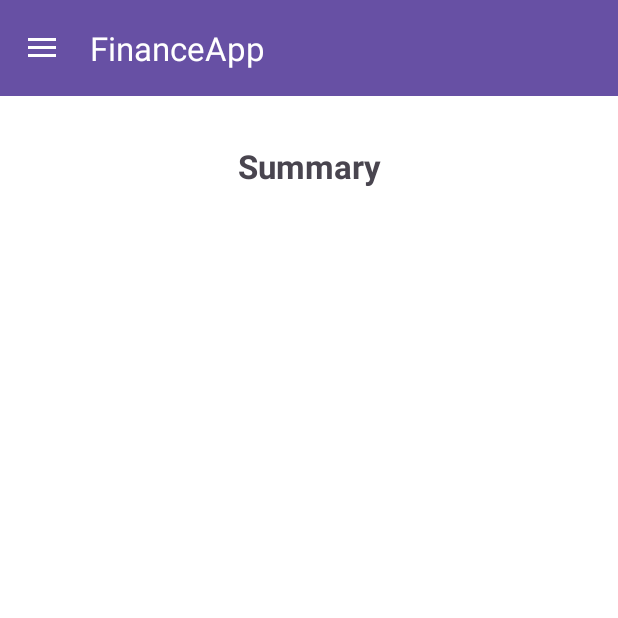
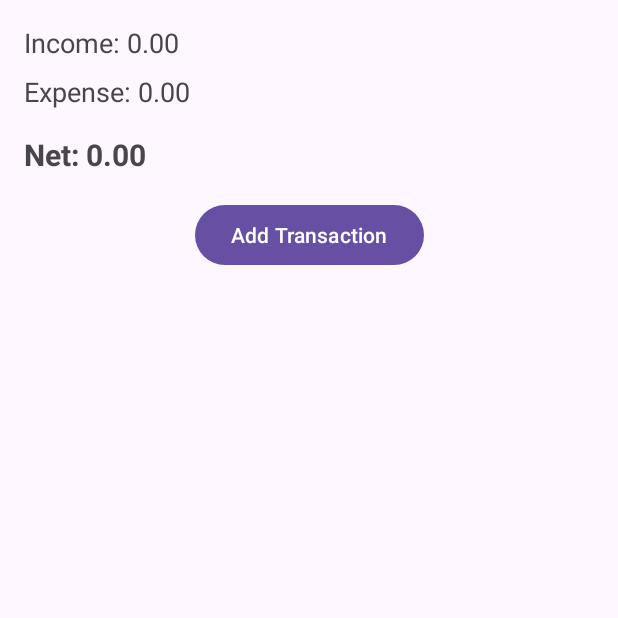
Before and after one commit to AhsanRida/SQLiteNEW, an Android app: the WelcomeActivity screen opened directly, with no data from a screen before it, on a phone screen of 412 x 824 dp, the top half of it. Run offline under Robolectric (Android 15) with nearby library versions, the phone set to English and light mode, and no system bars.

Commit message:
work done by 10/6

```diff
--- a/app/src/main/AndroidManifest.xml
+++ b/app/src/main/AndroidManifest.xml
@@ -28,6 +28,7 @@
     <!-- Other Activities -->
     <activity android:name=".SignUpActivity" android:exported="false"/>
     <activity android:name=".WelcomeActivity" android:exported="false"/>
+        <activity android:name=".AddTransactionActivity" android:exported="false"/>
 
 
     </application>
--- a/app/src/main/java/com/example/myapplication/ListActivity.java
+++ b/app/src/main/java/com/example/myapplication/ListActivity.java
@@ -1,4 +1,6 @@
 package com.example.myapplication;
 
 public class ListActivity {
+
+
 }
--- a/app/src/main/java/com/example/myapplication/MainActivity.java
+++ b/app/src/main/java/com/example/myapplication/MainActivity.java
@@ -22,17 +22,13 @@ public class MainActivity extends AppCompatActivity {
 
         Intent intent;
         if (userId > 0) {
-            // user already signed in -> go to dashboard/welcome
             intent = new Intent(MainActivity.this, WelcomeActivity.class);
         } else {
-            // no user -> open login screen
             intent = new Intent(MainActivity.this, LoginActivity.class);
         }
 
-        // Clear backstack so user cannot navigate back to this splash
         intent.setFlags(Intent.FLAG_ACTIVITY_NEW_TASK | Intent.FLAG_ACTIVITY_CLEAR_TASK);
         startActivity(intent);
-        // finish MainActivity so it doesn't remain
         finish();
     }
 }
--- a/app/src/main/java/com/example/myapplication/SignUpActivity.java
+++ b/app/src/main/java/com/example/myapplication/SignUpActivity.java
@@ -59,6 +59,10 @@ public class SignUpActivity extends AppCompatActivity {
             editor.putBoolean("isLoggedIn", true);
             editor.apply();
 
+            long fakeUserId = System.currentTimeMillis() % 1000000L;
+            sharedPreferences.edit().putLong("user_id", fakeUserId).apply();
+            getSharedPreferences("app_prefs", MODE_PRIVATE).edit().putLong("user_id", fakeUserId).apply();
+
             Toast.makeText(this, "Sign up successful!", Toast.LENGTH_SHORT).show();
             startActivity(new Intent(SignUpActivity.this, WelcomeActivity.class));
             finish();
--- /dev/null
+++ b/app/src/main/java/com/example/myapplication/TransactionAdapter.java
@@ -0,0 +1,53 @@
+package com.example.myapplication;
+
+import android.content.Context;
+import android.view.LayoutInflater;
+import android.view.View;
+import android.view.ViewGroup;
+import android.widget.TextView;
+import androidx.recyclerview.widget.RecyclerView;
+
+import java.text.SimpleDateFormat;
+import java.util.Date;
+import java.util.List;
+import java.util.Locale;
+
+public class TransactionAdapter extends RecyclerView.Adapter<TransactionAdapter.VH> {
+
+    private List<Transaction> transactions;
+    private Context ctx;
+
+    public TransactionAdapter(Context ctx) { this.ctx = ctx; }
+
+    public void setTransactions(List<Transaction> txns) {
+        this.transactions = txns;
+        notifyDataSetChanged();
+    }
+
+    @Override
+    public VH onCreateViewHolder(ViewGroup parent, int viewType) {
+        View v = LayoutInflater.from(ctx).inflate(android.R.layout.simple_list_item_2, parent, false);
+        return new VH(v);
+    }
+
+    @Override
+    public void onBindViewHolder(VH holder, int position) {
+        Transaction t = transactions.get(position);
+        holder.title.setText((t.isExpense() ? "-" : "+") + String.format(Locale.getDefault(),"%.2f", t.getAmount()));
+        String note = t.getNote() == null ? "" : t.getNote();
+        SimpleDateFormat sdf = new SimpleDateFormat("yyyy-MM-dd HH:mm", Locale.getDefault());
+        holder.sub.setText(note + " • " + sdf.format(new Date(t.getTimestamp())));
+    }
+
+    @Override
+    public int getItemCount() { return transactions == null ? 0 : transactions.size(); }
+
+    static class VH extends RecyclerView.ViewHolder {
+        TextView title, sub;
+        VH(View v) {
+            super(v);
+            title = v.findViewById(android.R.id.text1);
+            sub = v.findViewById(android.R.id.text2);
+        }
+    }
+}
--- a/app/src/main/java/com/example/myapplication/WelcomeActivity.java
+++ b/app/src/main/java/com/example/myapplication/WelcomeActivity.java
@@ -1,66 +1,81 @@
 package com.example.myapplication;
 
+import android.content.Intent;
+import android.content.SharedPreferences;
 import android.os.Bundle;
+import android.widget.Button;
 import android.widget.TextView;
-import androidx.appcompat.app.ActionBarDrawerToggle;
+
 import androidx.appcompat.app.AppCompatActivity;
-import androidx.appcompat.widget.Toolbar;
-import androidx.core.view.GravityCompat;
-import androidx.drawerlayout.widget.DrawerLayout;
+import androidx.recyclerview.widget.LinearLayoutManager;
+import androidx.recyclerview.widget.RecyclerView;
 
-import com.google.android.material.navigation.NavigationView;
+import java.util.Calendar;
+import java.util.List;
 
 public class WelcomeActivity extends AppCompatActivity {
 
-    private DrawerLayout drawerLayout;
-    private NavigationView navigationView;
-    private Toolbar toolbar;
-    private TextView greetingText;
-    private ActionBarDrawerToggle toggle;
+    TextView tvTotalIncome, tvTotalExpense, tvNet;
+    Button btnAddTxn;
+    RecyclerView rvRecent;
+    DBHelper dbHelper;
+    TransactionAdapter adapter;
+    long userId;
 
     @Override
     protected void onCreate(Bundle savedInstanceState) {
         super.onCreate(savedInstanceState);
         setContentView(R.layout.activity_welcome);
 
-        // Find views
-        drawerLayout = findViewById(R.id.drawer_layout);
-        navigationView = findViewById(R.id.nav_view);
-        toolbar = findViewById(R.id.toolbar);
-        greetingText = findViewById(R.id.greetingText);
+        tvTotalIncome = findViewById(R.id.tvTotalIncome);
+        tvTotalExpense = findViewById(R.id.tvTotalExpense);
+        tvNet = findViewById(R.id.tvNet);
+        btnAddTxn = findViewById(R.id.btnAddTxn);
+        rvRecent = findViewById(R.id.rvRecent);
 
-        // Set toolbar as action bar
-        setSupportActionBar(toolbar);
+        dbHelper = new DBHelper(this);
+        SharedPreferences prefs = getSharedPreferences("app_prefs", MODE_PRIVATE);
+        userId = prefs.getLong("user_id", -1L);
 
-        // Setup drawer toggle (hamburger icon)
-        toggle = new ActionBarDrawerToggle(this, drawerLayout, toolbar,
-                R.string.navigation_drawer_open, R.string.navigation_drawer_close);
-        drawerLayout.addDrawerListener(toggle);
-        toggle.syncState();
+        btnAddTxn.setOnClickListener(v -> startActivity(new Intent(WelcomeActivity.this, AddTransactionActivity.class)));
 
-        // Handle menu item clicks
-        navigationView.setNavigationItemSelectedListener(item -> {
-            int id = item.getItemId();
-            if (id == R.id.nav_summary) {
-                greetingText.setText("Summary");
-            } else if (id == R.id.nav_expenses) {
-                greetingText.setText("Expenses");
-            } else if (id == R.id.nav_budgeting) {
-                greetingText.setText("Budgeting");
-            }
-
-            // Close drawer after selection
-            drawerLayout.closeDrawer(GravityCompat.START);
-            return true;
-        });
+        rvRecent.setLayoutManager(new LinearLayoutManager(this));
+        adapter = new TransactionAdapter(this);
+        rvRecent.setAdapter(adapter);
     }
 
-//    @Override
-//    public void onBackPressed() {
-//        if (drawerLayout.isDrawerOpen(GravityCompat.START)) {
-//            drawerLayout.closeDrawer(GravityCompat.START);
-//        } else {
-//            super.onBackPressed();
-//        }
-//    }
+    @Override
+    protected void onResume() {
+        super.onResume();
+        refreshDashboard();
+    }
+
+    private void refreshDashboard() {
+        if (userId < 0) return;
+
+        Calendar start = Calendar.getInstance();
+        start.set(Calendar.DAY_OF_MONTH, 1);
+        start.set(Calendar.HOUR_OF_DAY, 0); start.set(Calendar.MINUTE, 0); start.set(Calendar.SECOND, 0); start.set(Calendar.MILLISECOND, 0);
+        long fromTs = start.getTimeInMillis();
+
+        Calendar end = Calendar.getInstance();
+        end.set(Calendar.HOUR_OF_DAY, 23); end.set(Calendar.MINUTE, 59); end.set(Calendar.SECOND, 59); end.set(Calendar.MILLISECOND, 999);
+        long toTs = end.getTimeInMillis();
+
+        double net = dbHelper.getNetProfit(userId, fromTs, toTs);
+
+        List<Transaction> list = dbHelper.getTransactions(userId, fromTs, toTs);
+        double income = 0.0, expense = 0.0;
+        for (Transaction t : list) {
+            if (t.isExpense()) expense += t.getAmount();
+            else income += t.getAmount();
+        }
+        tvTotalIncome.setText(String.format("Income: %.2f", income));
+        tvTotalExpense.setText(String.format("Expense: %.2f", expense));
+        tvNet.setText(String.format("Net: %.2f", net));
+
+        long thirtyDaysAgo = System.currentTimeMillis() - (30L * 24 * 60 * 60 * 1000);
+        List<Transaction> recent = dbHelper.getTransactions(userId, thirtyDaysAgo, System.currentTimeMillis());
+        adapter.setTransactions(recent);
+    }
 }
--- a/app/src/main/res/layout/activity_welcome.xml
+++ b/app/src/main/res/layout/activity_welcome.xml
@@ -1,49 +1,43 @@
 <?xml version="1.0" encoding="utf-8"?>
-<androidx.drawerlayout.widget.DrawerLayout xmlns:android="http://schemas.android.com/apk/res/android"
-    xmlns:app="http://schemas.android.com/apk/res-auto"
-    android:id="@+id/drawer_layout"
-    android:layout_width="match_parent"
-    android:layout_height="match_parent">
+<androidx.constraintlayout.widget.ConstraintLayout
+    xmlns:android="http://schemas.android.com/apk/res/android" xmlns:app="http://schemas.android.com/apk/res-auto"
+    android:layout_width="match_parent" android:layout_height="match_parent">
 
-    <!-- Main content -->
-    <androidx.constraintlayout.widget.ConstraintLayout
-        android:layout_width="match_parent"
-        android:layout_height="match_parent"
-        android:background="@android:color/white">
+    <TextView
+        android:id="@+id/tvTotalIncome"
+        android:layout_width="0dp" android:layout_height="wrap_content"
+        android:text="Income: 0.00" android:textSize="18sp"
+        app:layout_constraintTop_toTopOf="parent" app:layout_constraintStart_toStartOf="parent" app:layout_constraintEnd_toEndOf="parent"
+        android:layout_margin="16dp"/>
 
-        <!-- Toolbar -->
-        <androidx.appcompat.widget.Toolbar
-            android:id="@+id/toolbar"
-            android:layout_width="match_parent"
-            android:layout_height="?attr/actionBarSize"
-            android:background="?attr/colorPrimary"
-            android:theme="@style/ThemeOverlay.AppCompat.Dark.ActionBar"
-            app:popupTheme="@style/ThemeOverlay.AppCompat.Light"
-            app:layout_constraintTop_toTopOf="parent" />
+    <TextView
+        android:id="@+id/tvTotalExpense"
+        android:layout_width="0dp" android:layout_height="wrap_content"
+        android:text="Expense: 0.00" android:textSize="18sp"
+        app:layout_constraintTop_toBottomOf="@id/tvTotalIncome" app:layout_constraintStart_toStartOf="parent" app:layout_constraintEnd_toEndOf="parent"
+        android:layout_marginStart="16dp" android:layout_marginEnd="16dp" android:layout_marginTop="8dp"/>
 
-        <!-- Center text -->
-        <TextView
-            android:id="@+id/greetingText"
-            android:layout_width="0dp"
-            android:layout_height="wrap_content"
-            android:layout_marginHorizontal="16dp"
-            android:layout_marginTop="32dp"
-            android:gravity="center"
-            android:text="Summary"
-            android:textSize="22sp"
-            android:textStyle="bold"
-            app:layout_constraintEnd_toEndOf="parent"
-            app:layout_constraintStart_toStartOf="parent"
-            app:layout_constraintTop_toBottomOf="@id/toolbar" />
+    <TextView
+        android:id="@+id/tvNet"
+        android:layout_width="0dp" android:layout_height="wrap_content"
+        android:text="Net: 0.00" android:textSize="20sp" android:textStyle="bold"
+        app:layout_constraintTop_toBottomOf="@id/tvTotalExpense" app:layout_constraintStart_toStartOf="parent" app:layout_constraintEnd_toEndOf="parent"
+        android:layout_margin="16dp"/>
 
-    </androidx.constraintlayout.widget.ConstraintLayout>
+    <Button
+        android:id="@+id/btnAddTxn"
+        android:layout_width="wrap_content" android:layout_height="wrap_content"
+        android:text="Add Transaction"
+        app:layout_constraintTop_toBottomOf="@id/tvNet"
+        app:layout_constraintEnd_toEndOf="parent" app:layout_constraintStart_toStartOf="parent"
+        android:layout_margin="16dp"/>
 
-    <!-- Navigation Drawer -->
-    <com.google.android.material.navigation.NavigationView
-        android:id="@+id/nav_view"
-        android:layout_width="wrap_content"
-        android:layout_height="match_parent"
-        android:layout_gravity="start"
-        app:menu="@menu/drawer_menu" />
+    <androidx.recyclerview.widget.RecyclerView
+        android:id="@+id/rvRecent"
+        android:layout_width="0dp" android:layout_height="0dp"
+        app:layout_constraintTop_toBottomOf="@id/btnAddTxn"
+        app:layout_constraintBottom_toBottomOf="parent"
+        app:layout_constraintStart_toStartOf="parent" app:layout_constraintEnd_toEndOf="parent"
+        android:layout_margin="12dp"/>
 
-</androidx.drawerlayout.widget.DrawerLayout>
+</androidx.constraintlayout.widget.ConstraintLayout>
```
Also changed, not shown: app/src/main/java/com/example/myapplication/AddTransactionActivity.java (added, +87 -0 lines), app/src/main/java/com/example/myapplication/LoginActivity.java (+6 -5 lines), app/src/main/res/layout/activity_add_transaction.xml (added, +44 -0 lines), app/src/main/res/layout/activity_main.xml (+7 -0 lines), app/src/main/res/values/arrays.xml (added, +7 -0 lines).
